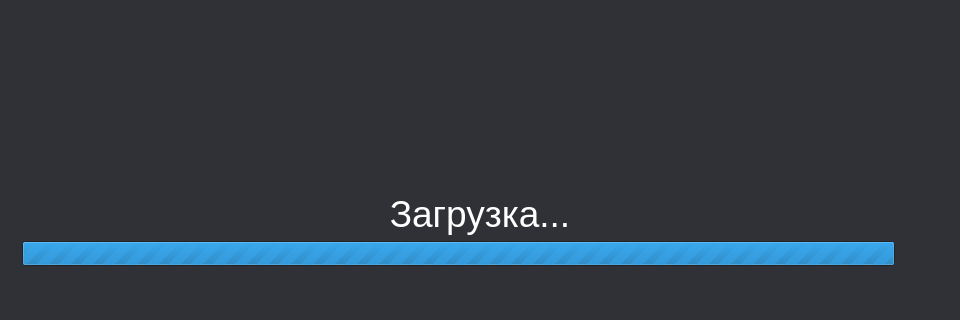
This is src/main/ui/mainwindow.ui in glitchless/qGlitchlessLauncher as Qt 5 draws it before an edit; both pictures show x 0 to 960 and y 360 to 680 of the 960 by 680 pixel window. The edited form follows.
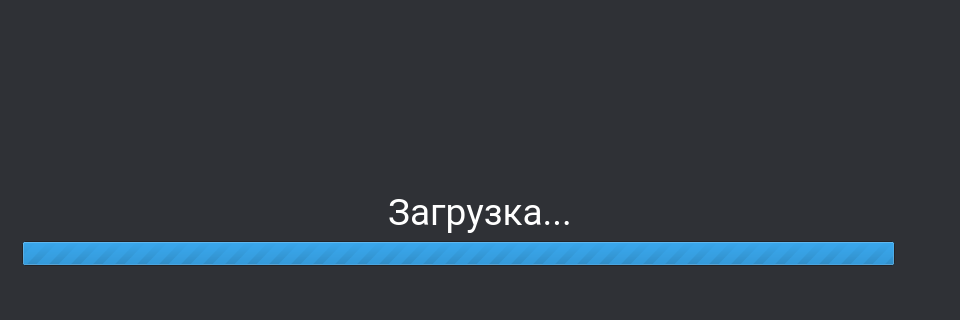
This is the edited form. Icons and pictures are not drawn.

The edit to the form file:
```diff
--- a/src/main/ui/mainwindow.ui
+++ b/src/main/ui/mainwindow.ui
@@ -80,6 +80,7 @@
         </property>
         <property name="font">
          <font>
+          <family>Roboto</family>
           <pointsize>28</pointsize>
          </font>
         </property>
```
